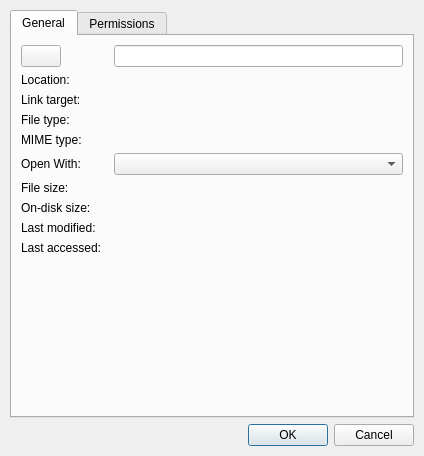
Before: the Qt Designer form src/file-props.ui in lxqt/libfm-qt, drawn with Qt 5.
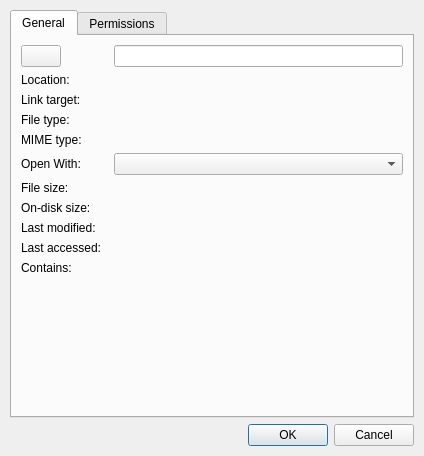
After: the same form once the commit is applied. Icons and pictures are not drawn. Custom widgets are drawn as their Qt base class.

Commit message:
Dir files number in Properties dialog
Closes https://github.com/lxqt/pcmanfm-qt/issues/776

If only one folder is right clicked and if it is a real folder (not a symlink), the number of files inside it -- including all of its subfolders and their files -- will be shown in the File Properties dialog.

```diff
--- a/src/file-props.ui
+++ b/src/file-props.ui
@@ -275,6 +275,20 @@
          </property>
         </widget>
        </item>
+       <item row="10" column="0">
+        <widget class="QLabel" name="contentsLabel">
+         <property name="text">
+          <string>Contains:</string>
+         </property>
+        </widget>
+       </item>
+       <item row="10" column="1">
+        <widget class="QLabel" name="fileNumber">
+         <property name="text">
+          <string/>
+         </property>
+        </widget>
+       </item>
       </layout>
      </widget>
      <widget class="QWidget" name="permissionsPage">
```
The commit also changes 1 other file.
